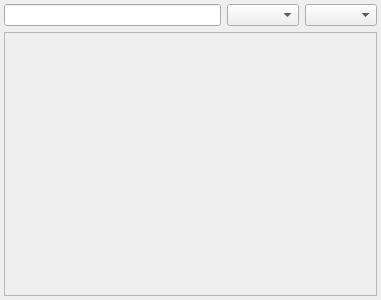
First picture: the form in showdetailwidget.ui, repository Guid75/betaseeker, before the edit.
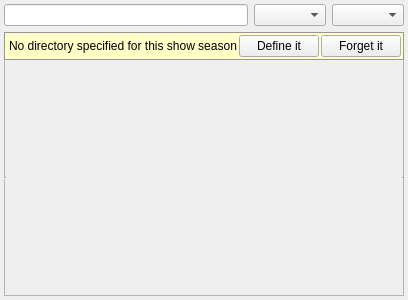
Second picture: the form after the edit.

Commit message: - Store tvshow seasons local directories into settings - Introducting Settings namespace to load/store all settings

Patch:
```diff
--- a/showdetailwidget.ui
+++ b/showdetailwidget.ui
@@ -13,7 +13,7 @@
   <property name="windowTitle">
    <string>Form</string>
   </property>
-  <layout class="QGridLayout" name="gridLayout">
+  <layout class="QGridLayout" name="gridLayout_3">
    <property name="leftMargin">
     <number>4</number>
    </property>
@@ -26,32 +26,128 @@
    <property name="bottomMargin">
     <number>4</number>
    </property>
-   <item row="0" column="1">
-    <widget class="QComboBox" name="comboBoxEpisode"/>
-   </item>
+   <property name="spacing">
+    <number>6</number>
+   </property>
    <item row="0" column="0">
     <widget class="QLineEdit" name="lineEditSearch"/>
    </item>
+   <item row="0" column="1">
+    <widget class="QComboBox" name="comboBoxEpisode"/>
+   </item>
+   <item row="0" column="2">
+    <widget class="QComboBox" name="comboBoxLang"/>
+   </item>
    <item row="1" column="0" colspan="3">
-    <widget class="QScrollArea" name="scrollArea">
-     <property name="widgetResizable">
-      <bool>true</bool>
+    <widget class="QWidget" name="widgetEpisodes" native="true">
+     <property name="styleSheet">
+      <string notr="true">QWidget#widgetEpisodes {
+	border: 1px solid rgba(180, 180, 180, 255);
+}</string>
      </property>
-     <widget class="QWidget" name="scrollAreaWidgetContents">
-      <property name="geometry">
-       <rect>
-        <x>0</x>
-        <y>0</y>
-        <width>371</width>
-        <height>264</height>
-       </rect>
+     <layout class="QGridLayout" name="gridLayout_2">
+      <property name="leftMargin">
+       <number>0</number>
       </property>
-     </widget>
+      <property name="topMargin">
+       <number>0</number>
+      </property>
+      <property name="rightMargin">
+       <number>0</number>
+      </property>
+      <property name="bottomMargin">
+       <number>0</number>
+      </property>
+      <property name="spacing">
+       <number>0</number>
+      </property>
+      <item row="0" column="0">
+       <widget class="QWidget" name="widgetSeasonDir" native="true">
+        <property name="enabled">
+         <bool>true</bool>
+        </property>
+        <property name="styleSheet">
+         <string notr="true">QWidget#widgetSeasonDir {
+background-color: rgba(255, 255, 200, 255);
+border: 1px solid rgba(150, 150, 150, 255);
+}</string>
+        </property>
+        <layout class="QGridLayout" name="gridLayout">
+         <property name="leftMargin">
+          <number>5</number>
+         </property>
+         <property name="topMargin">
+          <number>3</number>
+         </property>
+         <property name="rightMargin">
+          <number>3</number>
+         </property>
+         <property name="bottomMargin">
+          <number>3</number>
+         </property>
+         <property name="spacing">
+          <number>2</number>
+         </property>
+         <item row="0" column="2">
+          <widget class="QPushButton" name="pushButtonForgetIt">
+           <property name="text">
+            <string>Forget it</string>
+           </property>
+          </widget>
+         </item>
+         <item row="0" column="1">
+          <widget class="QPushButton" name="pushButtonDefineIt">
+           <property name="text">
+            <string>Define it</string>
+           </property>
+          </widget>
+         </item>
+         <item row="0" column="0">
+          <widget class="QLabel" name="label">
+           <property name="sizePolicy">
+            <sizepolicy hsizetype="Preferred" vsizetype="Preferred">
+             <horstretch>1</horstretch>
+             <verstretch>0</verstretch>
+            </sizepolicy>
+           </property>
+           <property name="styleSheet">
+            <string notr="true">color: black;
+</string>
+           </property>
+           <property name="text">
+            <string>No directory specified for this show season</string>
+           </property>
+           <property name="margin">
+            <number>0</number>
+           </property>
+          </widget>
+         </item>
+        </layout>
+       </widget>
+      </item>
+      <item row="1" column="0">
+       <widget class="QScrollArea" name="scrollArea">
+        <property name="frameShape">
+         <enum>QFrame::HLine</enum>
+        </property>
+        <property name="widgetResizable">
+         <bool>true</bool>
+        </property>
+        <widget class="QWidget" name="scrollAreaWidgetContents">
+         <property name="geometry">
+          <rect>
+           <x>0</x>
+           <y>0</y>
+           <width>371</width>
+           <height>235</height>
+          </rect>
+         </property>
+        </widget>
+       </widget>
+      </item>
+     </layout>
     </widget>
    </item>
-   <item row="0" column="2">
-    <widget class="QComboBox" name="comboBoxLang"/>
-   </item>
   </layout>
  </widget>
  <resources/>
```
The commit also changes 8 other files.
